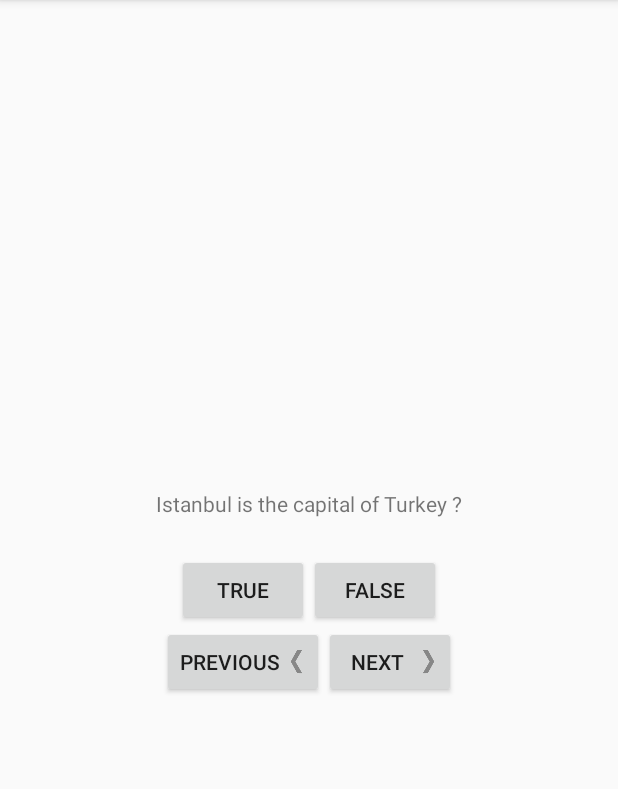
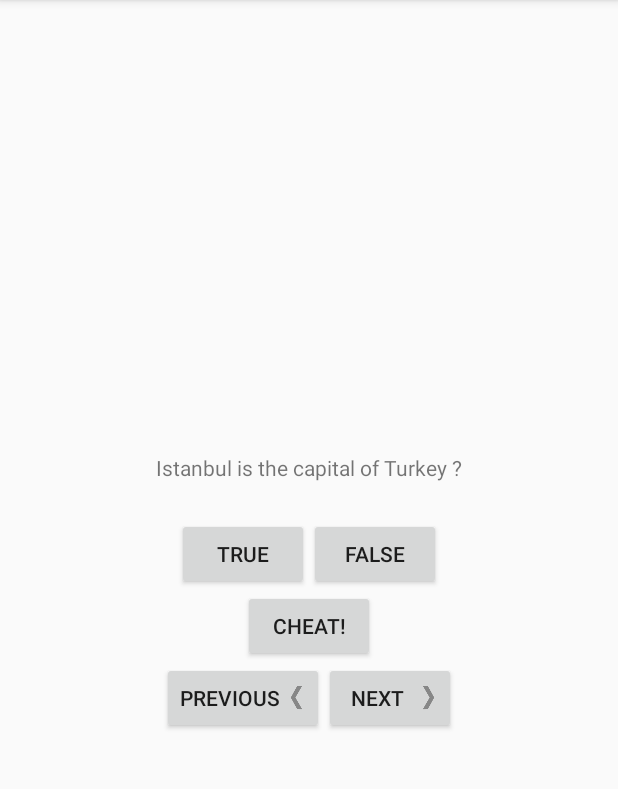
Before and after one commit to Shinokk/Android, an Android app: the screen it shows after launch (QuizActivity), after a tap on "TRUE", on a phone screen of 412 x 824 dp, the part 84-873 px from its top. Run offline under Robolectric (Android 15) with nearby library versions, the phone set to English and light mode, and no system bars.

Commit message:
update new activity

```diff
--- a/Apps/Simple MVC Question App/app/src/main/AndroidManifest.xml
+++ b/Apps/Simple MVC Question App/app/src/main/AndroidManifest.xml
@@ -16,6 +16,7 @@
                 <category android:name="android.intent.category.LAUNCHER" />
             </intent-filter>
         </activity>
+        <activity android:name=".CheatActivity"></activity>
     </application>
 
 </manifest>
--- a/Apps/Simple MVC Question App/app/src/main/java/tech/aliyilmaz/android/geoquiz/Question.java
+++ b/Apps/Simple MVC Question App/app/src/main/java/tech/aliyilmaz/android/geoquiz/Question.java
@@ -3,6 +3,23 @@ package tech.aliyilmaz.android.geoquiz;
 public class Question {
     private int mTextResId;
     private boolean mAnswerTrue;
+    private boolean mAnswerButtonClicked;
+    public Question(){
+
+    }
+    public boolean ismAnswerButtonClicked() {
+        return mAnswerButtonClicked;
+    }
+
+    public void setmAnswerButtonClicked(boolean mAnswerButtonClicked) {
+        this.mAnswerButtonClicked = mAnswerButtonClicked;
+    }
+
+    public Question(int mTextResId, boolean mAnswerTrue, boolean mAnswerButtonClicked) {
+        this.mTextResId = mTextResId;
+        this.mAnswerTrue = mAnswerTrue;
+        this.mAnswerButtonClicked = mAnswerButtonClicked;
+    }
 
     public Question(int mTextResId, boolean mAnswerTrue) {
         this.mTextResId = mTextResId;
--- a/Apps/Simple MVC Question App/app/src/main/java/tech/aliyilmaz/android/geoquiz/QuizActivity.java
+++ b/Apps/Simple MVC Question App/app/src/main/java/tech/aliyilmaz/android/geoquiz/QuizActivity.java
@@ -1,5 +1,7 @@
 package tech.aliyilmaz.android.geoquiz;
 
+import android.app.Activity;
+import android.content.Intent;
 import android.support.v7.app.AppCompatActivity;
 import android.os.Bundle;
 import android.util.Log;
@@ -14,18 +16,23 @@ public class QuizActivity extends AppCompatActivity {
     private Button mFalseButton;
     private Button mNextButton;
     private Button mPreviousButton;
+    private Button mCheatButton;
     private TextView mQuestionTextView;
     private static final String KEY_INDEX = "index";
+    private static final String KEY_BOOLEAN = "boolean";
     private static final String TAG = "QuizActivity";
     private int mCurrentIndex = 0;
+    private static final int REQUES_CODE_CHEAT = 0;
+    private boolean mIsCheater;
+    private Question question = new Question();
 
     private Question[] mQuestionBank = new Question[]{
-            new Question(R.string.question_Istanbul, true),
-            new Question(R.string.question_oceans, true),
-            new Question(R.string.question_mideast, false),
-            new Question(R.string.question_africa, false),
-            new Question(R.string.question_americas, true),
-            new Question(R.string.question_asia, true),
+            new Question(R.string.question_Istanbul, true,false),
+            new Question(R.string.question_oceans, true,false),
+            new Question(R.string.question_mideast, false,false),
+            new Question(R.string.question_africa, false,false),
+            new Question(R.string.question_americas, true,false),
+            new Question(R.string.question_asia, true,false),
     };
 
     @Override
@@ -33,8 +40,8 @@ public class QuizActivity extends AppCompatActivity {
         super.onCreate(savedInstanceState);
         setContentView(R.layout.activity_quiz);
         Log.d(TAG, "onCreate is called");
-        if(savedInstanceState != null){
-            mCurrentIndex = savedInstanceState.getInt(KEY_INDEX,0);
+        if (savedInstanceState != null) {
+            mCurrentIndex = savedInstanceState.getInt(KEY_INDEX, 0);
         }
         mQuestionTextView = (TextView) findViewById(R.id.question_text_view);
 
@@ -43,6 +50,7 @@ public class QuizActivity extends AppCompatActivity {
             @Override
             public void onClick(View v) {
                 checkAnswer(true);
+                mQuestionBank[mCurrentIndex].setmAnswerButtonClicked(true);
             }
         });
         mFalseButton = (Button) findViewById(R.id.false_button);
@@ -50,6 +58,7 @@ public class QuizActivity extends AppCompatActivity {
             @Override
             public void onClick(View v) {
                 checkAnswer(false);
+                mQuestionBank[mCurrentIndex].setmAnswerButtonClicked(true);
             }
         });
 
@@ -58,6 +67,8 @@ public class QuizActivity extends AppCompatActivity {
             @Override
             public void onClick(View v) {
                 mCurrentIndex = (mCurrentIndex + 1) % mQuestionBank.length;
+                checkQuestionAnswered(mCurrentIndex);
+                mIsCheater = false;
                 updateQuestion();
             }
         });
@@ -69,24 +80,57 @@ public class QuizActivity extends AppCompatActivity {
                 mCurrentIndex = (mCurrentIndex - 1) % mQuestionBank.length;
                 if (mCurrentIndex < 0)
                     mCurrentIndex = mQuestionBank.length - 1;
+                checkQuestionAnswered(mCurrentIndex);
                 updateQuestion();
             }
         });
+
+        mCheatButton = (Button) findViewById(R.id.cheat_button);
+        mCheatButton.setOnClickListener(new View.OnClickListener() {
+            @Override
+            public void onClick(View v) {
+                boolean answerIsTrue = mQuestionBank[mCurrentIndex].ismAnswerTrue();
+                Intent intent = CheatActivity.newIntent(QuizActivity.this, answerIsTrue);
+                startActivityForResult(intent, REQUES_CODE_CHEAT);
+            }
+        });
         updateQuestion();
+    }
+
+    @Override
+    protected void onActivityResult(int requestCode, int resultCode, Intent data) {
+        if(resultCode != Activity.RESULT_OK){
+            return;
+        }
+        if(requestCode == REQUES_CODE_CHEAT){
+            if(data == null){
+                return;
+            }
+            mIsCheater = CheatActivity.wasAnswerShown(data);
+        }
     }
 
     private void updateQuestion() {
         int question = mQuestionBank[mCurrentIndex].getmTextResId();
         mQuestionTextView.setText(question);
     }
-
+    private void checkQuestionAnswered(int questionIndex){
+        if(mQuestionBank[questionIndex].ismAnswerButtonClicked() == true){
+            mTrueButton.setEnabled(false);
+            mFalseButton.setEnabled(false);
+        }
+    }
     private void checkAnswer(boolean userPressedTrue) {
         boolean answerIsTrue = mQuestionBank[mCurrentIndex].ismAnswerTrue();
         int messageResId = 0;
-        if (userPressedTrue == answerIsTrue) {
-            messageResId = R.string.correct_toast;
-        } else {
-            messageResId = R.string.incorrect_toast;
+        if(mIsCheater){
+            messageResId = R.string.judgment_toast;
+        }else {
+            if (userPressedTrue == answerIsTrue) {
+                messageResId = R.string.correct_toast;
+            } else {
+                messageResId = R.string.incorrect_toast;
+            }
         }
         Toast.makeText(this, messageResId, Toast.LENGTH_SHORT).show();
     }
@@ -126,5 +170,6 @@ public class QuizActivity extends AppCompatActivity {
         super.onSaveInstanceState(outState);
         Log.i(TAG, "onSaveInstanceState");
         outState.putInt(KEY_INDEX, mCurrentIndex);
+        outState.putBoolean(KEY_BOOLEAN, mQuestionBank[mCurrentIndex].ismAnswerButtonClicked());
     }
 }
--- a/Apps/Simple MVC Question App/app/src/main/res/layout-land/activity_quiz.xml
+++ b/Apps/Simple MVC Question App/app/src/main/res/layout-land/activity_quiz.xml
@@ -37,6 +37,12 @@
         android:layout_gravity="bottom|right"
         android:drawablePadding="4dp"/>
     <Button
+        android:id="@+id/cheat_button"
+        android:layout_width="wrap_content"
+        android:layout_height="wrap_content"
+        android:layout_gravity="center|bottom"
+        android:text="@string/cheat_button"/>
+    <Button
         android:id="@+id/next_button"
         android:layout_width="wrap_content"
         android:layout_height="wrap_content"
--- a/Apps/Simple MVC Question App/app/src/main/res/layout/activity_quiz.xml
+++ b/Apps/Simple MVC Question App/app/src/main/res/layout/activity_quiz.xml
@@ -27,7 +27,13 @@
             android:text="@string/false_button"/>
 
 
+
     </LinearLayout>
+    <Button
+        android:id="@+id/cheat_button"
+        android:layout_width="wrap_content"
+        android:layout_height="wrap_content"
+        android:text="@string/cheat_button"/>
     <LinearLayout
         android:layout_width="wrap_content"
         android:orientation="horizontal"
--- a/Apps/Simple MVC Question App/app/src/main/res/values/strings.xml
+++ b/Apps/Simple MVC Question App/app/src/main/res/values/strings.xml
@@ -5,6 +5,10 @@
     <string name="false_button">False</string>
     <string name="correct_toast">Correct!</string>
     <string name="incorrect_toast">Incorrect!</string>
+    <string name="warning_text">Are you sure you want to do this?</string>
+    <string name="show_answer_button">Show Answer</string>
+    <string name="cheat_button">Cheat!</string>
+    <string name="judgment_toast">Cheating is wrong.</string>
     <string name="next_button">Next</string>
     <string name="previous_button">Previous</string>
     <string name="question_oceans">The Pacific Ocean is larger than
```
